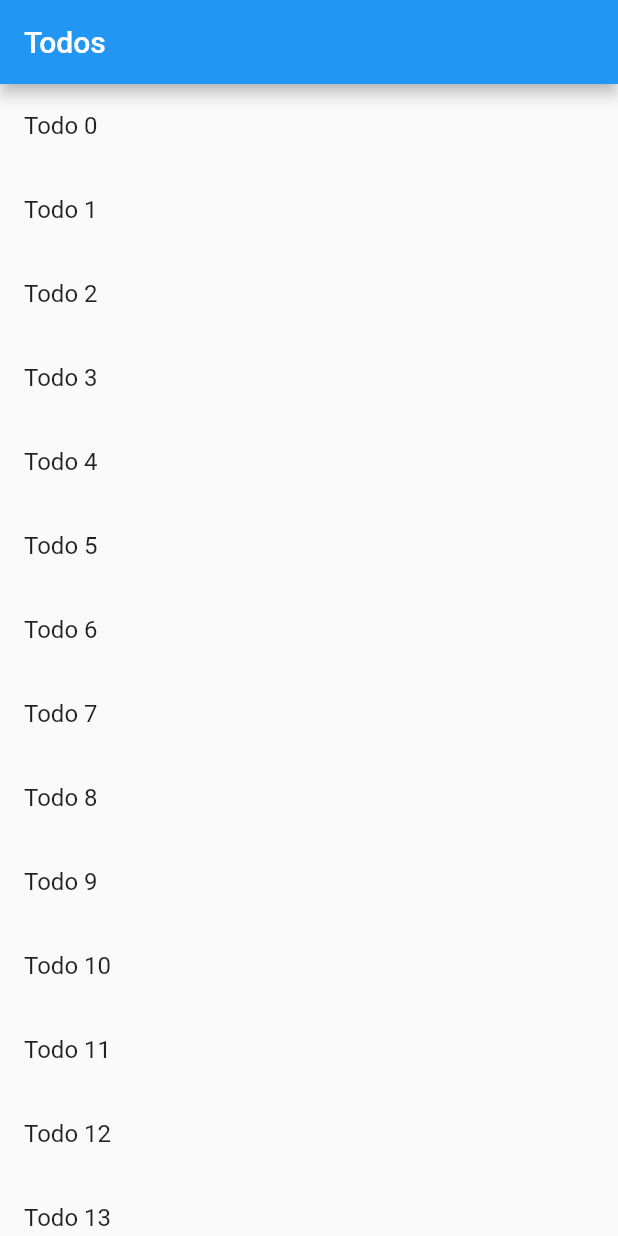
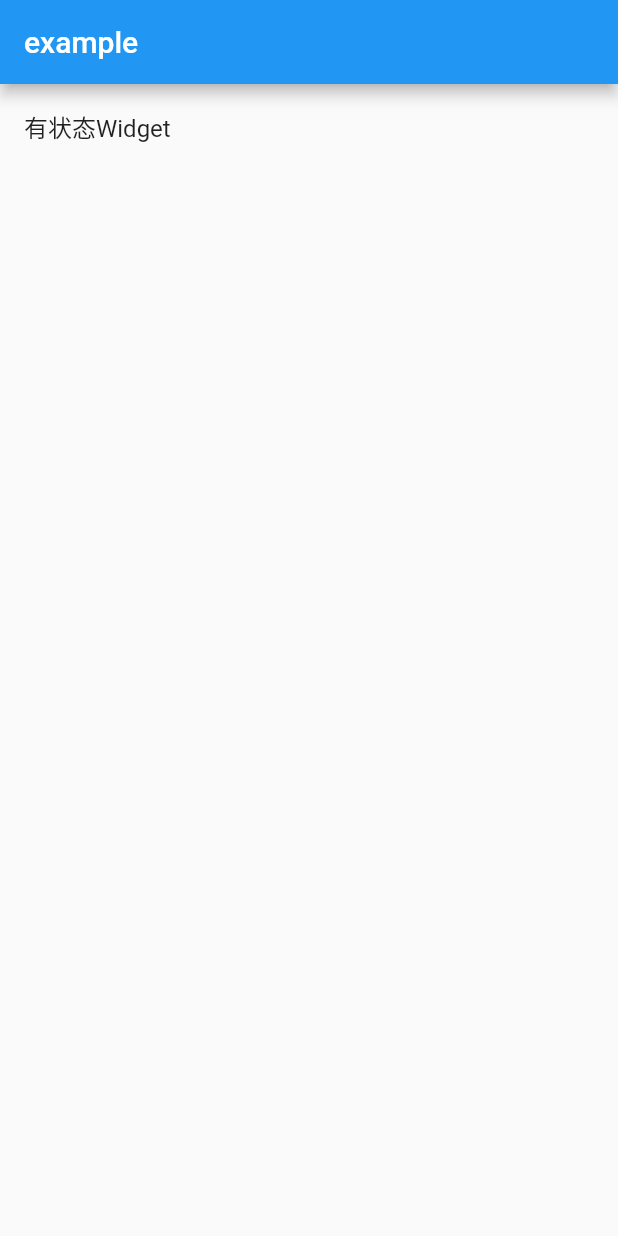
Before and after one commit to JL-Code/flutter-demo, a Flutter app: the screen it shows after launch, on a phone screen of 412 x 824 dp. Run offline on Flutter 3.47's test engine with Material 2 defaults, Android fonts, the phone set to English and light mode, and no system bars.

Commit message:
修改代码

```diff
--- a/lib/main.dart
+++ b/lib/main.dart
@@ -1,5 +1,5 @@
 import 'package:flutter/material.dart';
-import './views/todos/Todo.dart';
+import './views/Index.dart';
 
 void main() => runApp(App());
 
@@ -9,6 +9,6 @@ class App extends StatelessWidget {
   @override
   Widget build(BuildContext context) {
     // return MaterialApp(home: new HomeView());
-    return MaterialApp(home: new TodoView());
+    return MaterialApp(home: new Index());
   }
 }
--- /dev/null
+++ b/lib/views/Index.dart
@@ -0,0 +1,26 @@
+import 'package:flutter/material.dart';
+import '../examples/stateful/TestState.dart';
+
+class Index extends StatelessWidget {
+  @override
+  Widget build(BuildContext context) {
+    return new Scaffold(
+      appBar: new AppBar(
+        title: new Text("example"),
+      ),
+      body: new ListView(
+        children: <Widget>[
+          new ListTile(
+            title: new Text("有状态Widget"),
+            onTap: () {
+              Navigator.push(
+                  context,
+                  new MaterialPageRoute(
+                      builder: (context) => new Test("有状态Widget")));
+            },
+          )
+        ],
+      ),
+    );
+  }
+}
```
Also changed, not shown: lib/examples/stateful/TestState.dart (added, +53 -0 lines).
